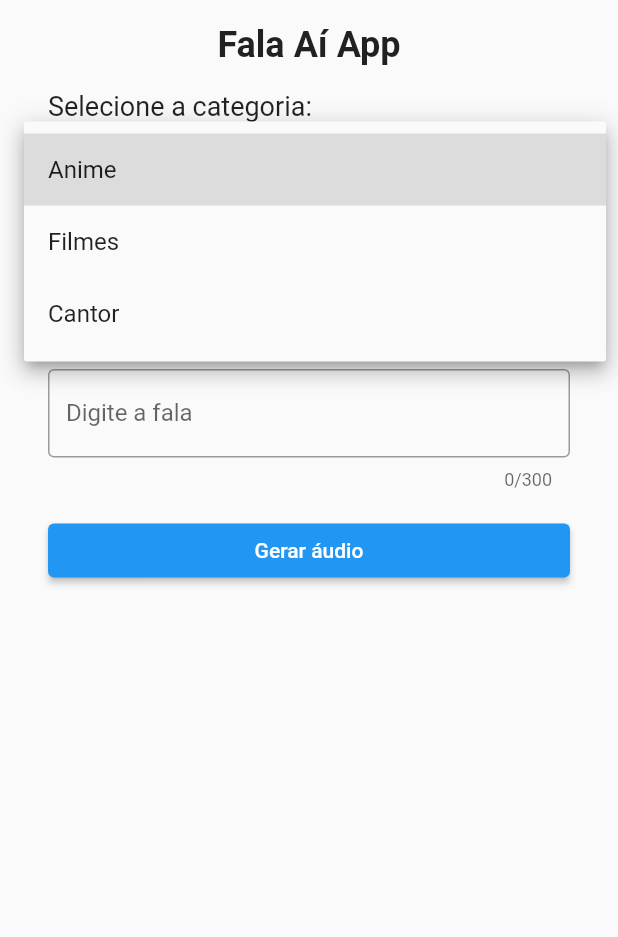
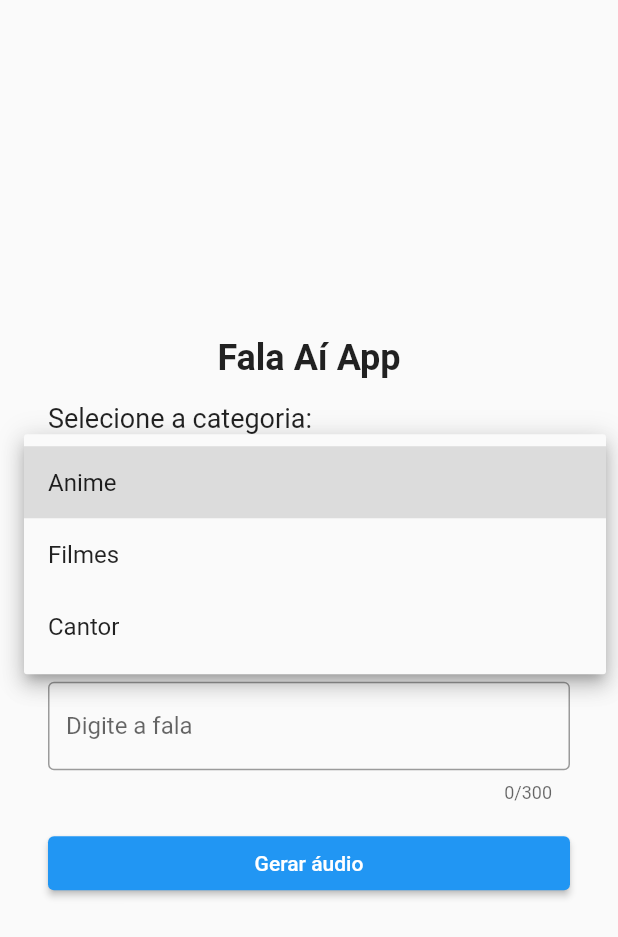
Before and after one commit to MikaelDDavidd/fala_ai_app, a Flutter app: the screen it shows after launch, after a tap on "Anime", on a phone screen of 412 x 824 dp. Shown: the top 937 px of the screen. Run offline on Flutter 3.47's test engine with Material 2 defaults, Android fonts, the phone set to English and light mode, and no system bars; our stand-ins replace flutter_svg.

Commit message:
unify main

```diff
--- a/lib/main.dart
+++ b/lib/main.dart
@@ -1,6 +1,28 @@
-import 'package:fala_ai_app/my_app.dart';
+import 'package:fala_ai_app/screens/home_page.dart';
+import 'package:fala_ai_app/screens/splash_screen.dart';
 import 'package:flutter/material.dart';
 
 void main() {
   runApp(const MyApp());
 }
+
+class MyApp extends StatelessWidget {
+  // ignore: use_key_in_widget_constructors
+  const MyApp({Key? key});
+
+  @override
+  Widget build(BuildContext context) {
+    return MaterialApp(
+      title: 'Fala Aí',
+      theme: ThemeData(
+        primarySwatch: Colors.blue,
+      ),
+      debugShowCheckedModeBanner: false, // remove a barra de depuração
+      initialRoute: '/',
+      routes: {
+        '/': (context) => const SplashScreen(),
+        '/home': (context) => const HomePage(),
+      },
+    );
+  }
+}
--- a/lib/my_app.dart
+++ /dev/null
@@ -1,17 +0,0 @@
-import 'package:fala_ai_app/screens/home_page.dart';
-import 'package:flutter/material.dart';
-
-class MyApp extends StatelessWidget {
-  const MyApp({super.key});
-
-  @override
-  Widget build(BuildContext context) {
-    return const MaterialApp(
-      debugShowCheckedModeBanner: false, // remove a barra de depuração
-      home: SafeArea(
-        // ajusta a área de visualização abaixo da área de notificação
-        child: HomePage(),
-      ),
-    );
-  }
-}
--- a/lib/screens/home_page.dart
+++ b/lib/screens/home_page.dart
@@ -2,7 +2,7 @@ import 'package:flutter/material.dart';
 import 'package:fala_ai_app/constants.dart';
 
 class HomePage extends StatefulWidget {
-  const HomePage({super.key});
+  const HomePage({Key? key}) : super(key: key);
 
   @override
   _HomePageState createState() => _HomePageState();
@@ -23,12 +23,12 @@ class _HomePageState extends State<HomePage> {
   @override
   Widget build(BuildContext context) {
     return Scaffold(
-        body: Padding(
-            padding: EdgeInsets.only(top: MediaQuery.of(context).padding.top),
+      body: Center(
+        child: Padding(
+          padding: const EdgeInsets.symmetric(horizontal: 32),
           child: Column(
-                crossAxisAlignment: CrossAxisAlignment.center,
+            mainAxisAlignment: MainAxisAlignment.center,
             children: [
-                  const SizedBox(height: 16),
               const Text(
                 "Fala Aí App",
                 style: TextStyle(
@@ -37,9 +37,7 @@ class _HomePageState extends State<HomePage> {
                 ),
               ),
               const SizedBox(height: 16),
-                  Container(
-                    margin: const EdgeInsets.symmetric(horizontal: 32),
-                    child: Column(
+              Column(
                 crossAxisAlignment: CrossAxisAlignment.stretch,
                 children: [
                   const Text(
@@ -58,8 +56,7 @@ class _HomePageState extends State<HomePage> {
                     onChanged: (category) {
                       setState(() {
                         _selectedCategory = category!;
-                              _selectedCharacter =
-                                  characters[_selectedCategory]![0];
+                        _selectedCharacter = characters[_selectedCategory]![0];
                       });
                     },
                   ),
@@ -96,10 +93,13 @@ class _HomePageState extends State<HomePage> {
                   ElevatedButton(
                     onPressed: () {},
                     child: const Text("Gerar áudio"),
-                        )
+                  ),
+                ],
+              ),
             ],
           ),
         ),
-                ])));
+      ),
+    );
   }
 }
--- a/lib/screens/splash_screen.dart
+++ b/lib/screens/splash_screen.dart
@@ -1,11 +1,12 @@
+import 'dart:async';
+
 import 'package:flutter/material.dart';
 import 'package:flutter_svg/flutter_svg.dart';
 
 class SplashScreen extends StatefulWidget {
-  const SplashScreen({super.key});
+  const SplashScreen({Key? key}) : super(key: key);
 
   @override
-  // ignore: library_private_types_in_public_api
   _SplashScreenState createState() => _SplashScreenState();
 }
 
@@ -22,6 +23,10 @@ class _SplashScreenState extends State<SplashScreen>
             setState(() {});
           });
     super.initState();
+
+    Timer(Duration(seconds: 5), () {
+      Navigator.pushReplacementNamed(context, '/home');
+    });
   }
 
   @override
--- a/pubspec.yaml
+++ b/pubspec.yaml
@@ -19,7 +19,7 @@ publish_to: 'none' # Remove this line if you wish to publish to pub.dev
 version: 1.0.0+1
 
 environment:
-  sdk: '>=3.0.0-366.0.dev <4.0.0'
+  sdk: ">=2.12.0 <3.0.0"
 
 # Dependencies specify other packages that your package needs in order to work.
 # To automatically upgrade your package dependencies to the latest versions
@@ -34,7 +34,7 @@ dependencies:
 
   # The following adds the Cupertino Icons font to your application.
   # Use with the CupertinoIcons class for iOS style icons.
-  cupertino_icons: ^1.0.2
+  cupertino_icons: ^1.0.1
   flutter_svg: ^2.0.4
 
 dev_dependencies:
```
Also changed, not shown: pubspec.lock. Lines whose indentation alone changed are shown as unchanged.
